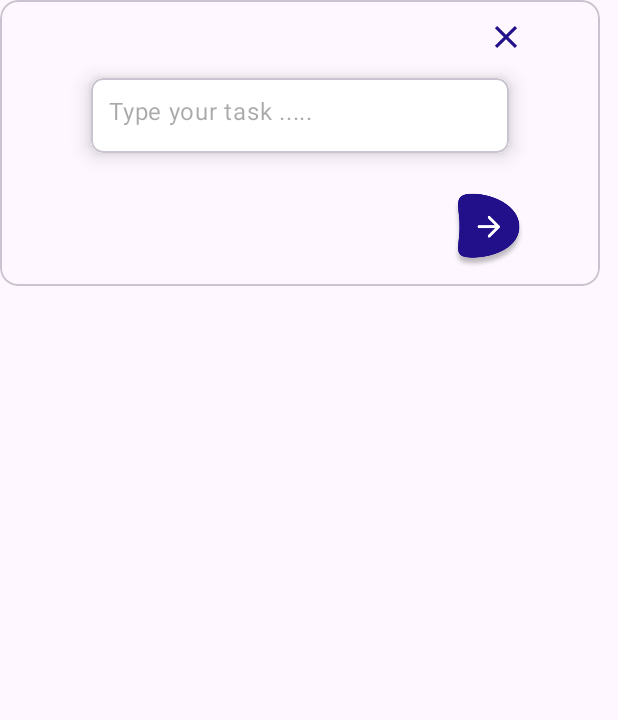
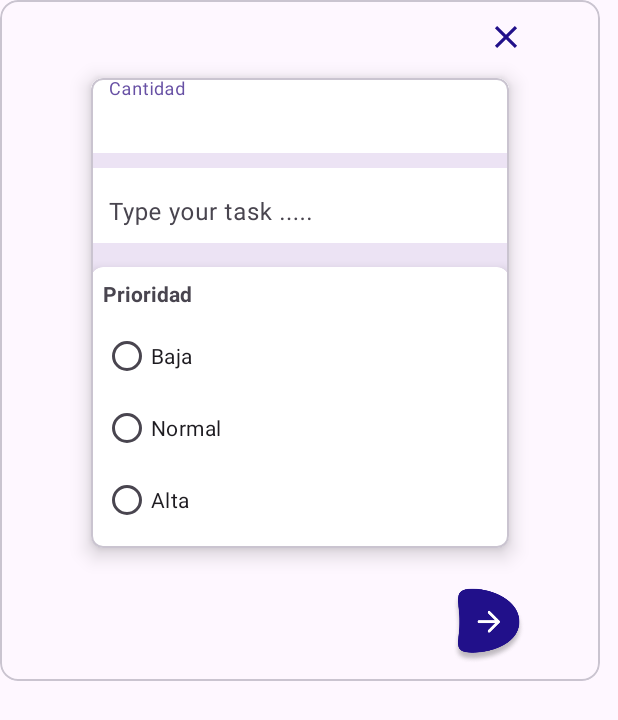
Before and after one commit to k4ploc/todo_firebase, an Android app: the layout fragment_add_todo_popup.xml on its own in the app's theme, with its tools: preview values and no code run, on a phone screen of 412 x 824 dp. Shown: the top 720 px of the screen. Run offline under Robolectric (Android 15) with nearby library versions, the phone set to English and light mode, and no system bars.

```diff
--- a/app/src/main/java/com/example/todoappfirebase/api/TodoApi.kt
+++ b/app/src/main/java/com/example/todoappfirebase/api/TodoApi.kt
@@ -4,9 +4,11 @@ import com.example.todoappfirebase.utils.model.ToDoData
 import com.example.todoappfirebase.utils.model.TodoUpdateRequest
 import retrofit2.Response
 import retrofit2.http.Body
+import retrofit2.http.DELETE
 import retrofit2.http.GET
 import retrofit2.http.POST
 import retrofit2.http.PUT
+import retrofit2.http.Path
 
 interface TodoApi {
     @GET("todo")
@@ -18,4 +20,7 @@ interface TodoApi {
 
     @PUT("todo")
     suspend fun updateTodo(@Body todoUpdated: TodoUpdateRequest): Response<Unit>
+
+    @DELETE("todo/{id}")
+    suspend fun deteleTodo(@Path("id") id: Int): Response<Unit>
 }
--- a/app/src/main/java/com/example/todoappfirebase/todo/TodoRepository.kt
+++ b/app/src/main/java/com/example/todoappfirebase/todo/TodoRepository.kt
@@ -7,5 +7,6 @@ interface TodoRepository {
     suspend fun fetchTodos(): List<ToDoData>?
     suspend fun addTodo(todo: ToDoData): Unit?
     suspend fun updateTodo(todo: TodoUpdateRequest): Unit?
+    suspend fun deleteTodo(id: Int): Unit?
 
 }
--- a/app/src/main/java/com/example/todoappfirebase/utils/model/ToDoData.kt
+++ b/app/src/main/java/com/example/todoappfirebase/utils/model/ToDoData.kt
@@ -7,7 +7,7 @@ data class ToDoData(
     @SerializedName("id") val id: Int,
     @SerializedName("name") var name: String,
     @SerializedName("quantity") val quantity: String,
-    @SerializedName("priority") val priority: String,
+    @SerializedName("priority") val priority: PriorityTodo,
     @SerializedName("status") val status: String,
     @SerializedName("date") val date: String
 )
--- a/app/src/main/res/layout/fragment_add_todo_popup.xml
+++ b/app/src/main/res/layout/fragment_add_todo_popup.xml
@@ -33,13 +33,37 @@
 			app:layout_constraintStart_toStartOf="parent"
 			app:layout_constraintTop_toBottomOf="@+id/todoClose">
 
+			<LinearLayout
+				android:layout_width="match_parent"
+				android:layout_height="wrap_content"
+				android:orientation="vertical">
+
 				<com.google.android.material.textfield.TextInputLayout
 					android:layout_width="match_parent"
 					android:layout_height="50dp"
 					android:background="@color/white"
 					app:boxStrokeWidth="0dp"
-                app:boxStrokeWidthFocused="0dp"
-                app:hintEnabled="false">
+					app:boxStrokeWidthFocused="0dp">
+
+					<com.google.android.material.textfield.TextInputEditText
+						android:id="@+id/todoQuantityEt"
+						android:layout_width="match_parent"
+						android:hint="Cantidad"
+						android:layout_height="50dp"
+						android:background="@color/white"
+						android:inputType="textEmailAddress"
+						android:paddingStart="12dp"
+						android:paddingTop="15dp" />
+				</com.google.android.material.textfield.TextInputLayout>
+
+
+				<com.google.android.material.textfield.TextInputLayout
+					android:layout_width="match_parent"
+					android:layout_height="50dp"
+					android:background="@color/white"
+					app:boxStrokeWidth="0dp"
+					android:layout_marginTop="10dp"
+					app:boxStrokeWidthFocused="0dp">
 
 					<com.google.android.material.textfield.TextInputEditText
 						android:id="@+id/todoEt"
@@ -51,6 +75,58 @@
 						android:paddingStart="12dp"
 						android:paddingTop="15dp" />
 				</com.google.android.material.textfield.TextInputLayout>
+
+
+				<!-- CardView para la sección de Prioridad -->
+				<androidx.cardview.widget.CardView
+					android:layout_width="match_parent"
+					android:layout_height="wrap_content"
+					android:layout_marginTop="16dp"
+					app:cardElevation="4dp"
+					app:cardCornerRadius="8dp"
+					app:cardBackgroundColor="@android:color/white">
+
+					<LinearLayout
+						android:layout_width="match_parent"
+						android:layout_height="wrap_content"
+						android:orientation="vertical"
+						android:padding="8dp">
+
+						<TextView
+							android:layout_width="wrap_content"
+							android:layout_height="wrap_content"
+							android:text="Prioridad"
+							android:textStyle="bold"
+							android:layout_marginBottom="8dp" />
+
+						<RadioGroup
+							android:id="@+id/radioGroupPrioridad"
+							android:layout_width="match_parent"
+							android:layout_height="wrap_content"
+							android:orientation="vertical">
+
+							<RadioButton
+								android:id="@+id/radioBaja"
+								android:layout_width="match_parent"
+								android:layout_height="wrap_content"
+								android:text="Baja" />
+
+							<RadioButton
+								android:id="@+id/radioNormal"
+								android:layout_width="match_parent"
+								android:layout_height="wrap_content"
+								android:text="Normal" />
+
+							<RadioButton
+								android:id="@+id/radioAlta"
+								android:layout_width="match_parent"
+								android:layout_height="wrap_content"
+								android:text="Alta" />
+						</RadioGroup>
+					</LinearLayout>
+				</androidx.cardview.widget.CardView>
+			</LinearLayout>
+
 
 		</com.google.android.material.card.MaterialCardView>
 
```
Also changed, not shown: app/src/main/java/com/example/todoappfirebase/fragments/HomeFragment.kt (+6 -1 lines), app/src/main/java/com/example/todoappfirebase/fragments/ToDoDialogFragment.kt (+34 -4 lines), app/src/main/java/com/example/todoappfirebase/todo/TodoRepositoryImpl.kt (+8 -1 lines), app/src/main/java/com/example/todoappfirebase/ui/viewmodel/TodoViewModel.kt (+16 -0 lines), app/src/main/java/com/example/todoappfirebase/utils/model/PriorityTodo.kt (+9 -0 lines). Lines whose indentation alone changed are shown as unchanged.
